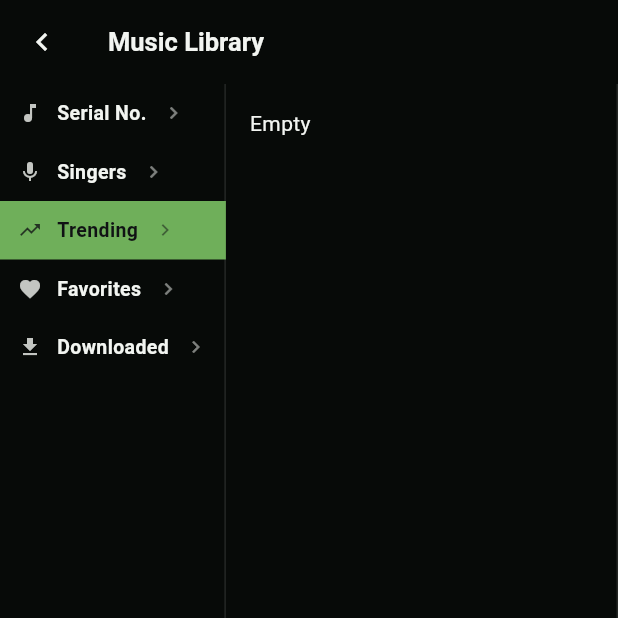
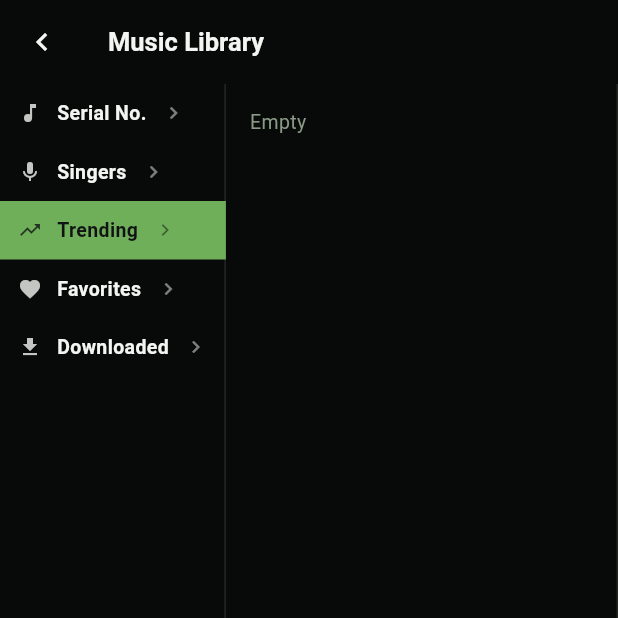
Before and after one commit to inceptionforgs/PLAYER-UI-CENTERIC, a Flutter app: the MusicLibraryScreen screen opened by its route, after a tap on "Serial No.", after a tap on "Singers", after a tap on "Trending", on a phone screen of 412 x 824 dp, the top half of it. Run offline on Flutter 3.47's test engine with Material 3 defaults, Android fonts, the phone set to English and light mode, and no system bars; our stand-ins replace cached_network_image, camera, connectivity_plus, flutter_cache_manager, flutter_dotenv, just_audio_background and 8 more; missing offline and left inert: audio_session, background_downloader, google_mlkit_face_detection, just_audio_platform_interface; accounts and stored records are empty; network calls fail.

Commit message:
Update music_library_screen.dart

```diff
--- a/lib/screens/library/music_library_screen.dart
+++ b/lib/screens/library/music_library_screen.dart
@@ -31,6 +31,19 @@ class _MusicLibraryScreenState extends State<MusicLibraryScreen> {
     (HomeNav.favorites, Icons.favorite, AppStrings.navFavorites),
     (HomeNav.downloads, Icons.download, 'Downloaded'),
   ];
+
+  @override
+  void initState() {
+    super.initState();
+    WidgetsBinding.instance.addPostFrameCallback((_) {
+      if (!mounted) return;
+      final songs = context.read<SongsProvider>();
+      if (songs.allSongs.isEmpty) songs.loadSongs();
+      final singers = context.read<SingersProvider>();
+      if (singers.allSingers.isEmpty) singers.loadSingers();
+      context.read<FavoritesProvider>().loadFavorites();
+    });
+  }
 
   @override
   Widget build(BuildContext context) {
@@ -104,22 +117,50 @@ class _MusicLibraryScreenState extends State<MusicLibraryScreen> {
   }
 }
 
-class _SongList extends StatelessWidget {
+class _SongList extends StatefulWidget {
   final int tab;
 
   const _SongList({required this.tab});
 
+  @override
+  State<_SongList> createState() => _SongListState();
+}
+
+class _SongListState extends State<_SongList> {
+  final _scroll = ScrollController();
+
+  @override
+  void initState() {
+    super.initState();
+    _scroll.addListener(_onScroll);
+  }
+
+  @override
+  void dispose() {
+    _scroll.dispose();
+    super.dispose();
+  }
+
+  void _onScroll() {
+    if (widget.tab != HomeNav.songs && widget.tab != HomeNav.trending) return;
+    if (!_scroll.hasClients) return;
+    if (_scroll.position.pixels < _scroll.position.maxScrollExtent - 200) {
+      return;
+    }
+    context.read<SongsProvider>().loadMoreSongs();
+  }
+
   List<Song> _songs(BuildContext context) {
     final all = context.watch<SongsProvider>().allSongs;
-    if (tab == HomeNav.trending) {
+    if (widget.tab == HomeNav.trending) {
       final copy = [...all];
       copy.sort((a, b) => b.playCount.compareTo(a.playCount));
       return copy;
     }
-    if (tab == HomeNav.favorites) {
+    if (widget.tab == HomeNav.favorites) {
       return context.watch<FavoritesProvider>().favoriteSongs;
     }
-    if (tab == HomeNav.downloads) {
+    if (widget.tab == HomeNav.downloads) {
       return context.watch<DownloadsProvider>().downloadedSongsList;
     }
     return all;
@@ -127,15 +168,35 @@ class _SongList extends StatelessWidget {
 
   @override
   Widget build(BuildContext context) {
+    final songsProv = context.watch<SongsProvider>();
     final songs = _songs(context);
-    final currentId = context.select<PlayerProvider, String?>((p) => p.currentSong?.id);
+    final currentId =
+        context.select<PlayerProvider, String?>((p) => p.currentSong?.id);
+    final t = context.watch<ThemeProvider>().theme;
+
+    if (songsProv.isLoading && songs.isEmpty) {
+      return const Center(child: CircularProgressIndicator());
+    }
+    if (songsProv.errorMessage != null && songs.isEmpty) {
+      return Padding(
+        padding: const EdgeInsets.all(16),
+        child: Text(
+          songsProv.errorMessage!,
+          style: TextStyle(color: t.textSecondary, fontSize: 13),
+        ),
+      );
+    }
     if (songs.isEmpty) {
-      return const Padding(
-        padding: EdgeInsets.all(16),
-        child: Text('Empty'),
+      return Padding(
+        padding: const EdgeInsets.all(16),
+        child: Text(
+          'Empty',
+          style: TextStyle(color: t.textSecondary, fontSize: 13),
+        ),
       );
     }
     return ListView.builder(
+      controller: _scroll,
       itemCount: songs.length,
       itemBuilder: (context, i) {
         final song = songs[i];
@@ -161,12 +222,29 @@ class _SingerList extends StatelessWidget {
 
   @override
   Widget build(BuildContext context) {
-    final singers = [...context.watch<SingersProvider>().allSingers]
+    final prov = context.watch<SingersProvider>();
+    final t = context.watch<ThemeProvider>().theme;
+    if (prov.isLoading && prov.allSingers.isEmpty) {
+      return const Center(child: CircularProgressIndicator());
+    }
+    if (prov.errorMessage != null && prov.allSingers.isEmpty) {
+      return Padding(
+        padding: const EdgeInsets.all(16),
+        child: Text(
+          prov.errorMessage!,
+          style: TextStyle(color: t.textSecondary, fontSize: 13),
+        ),
+      );
+    }
+    final singers = [...prov.allSingers]
       ..sort((a, b) => a.name.toLowerCase().compareTo(b.name.toLowerCase()));
     if (singers.isEmpty) {
-      return const Padding(
-        padding: EdgeInsets.all(16),
-        child: Text('Empty'),
+      return Padding(
+        padding: const EdgeInsets.all(16),
+        child: Text(
+          'Empty',
+          style: TextStyle(color: t.textSecondary, fontSize: 13),
+        ),
       );
     }
     return ListView.builder(
@@ -211,7 +289,8 @@ class _SingerSongsState extends State<_SingerSongs> {
   @override
   Widget build(BuildContext context) {
     final t = context.watch<ThemeProvider>().theme;
-    final currentId = context.select<PlayerProvider, String?>((p) => p.currentSong?.id);
+    final currentId =
+        context.select<PlayerProvider, String?>((p) => p.currentSong?.id);
     return Column(
       crossAxisAlignment: CrossAxisAlignment.stretch,
       children: [
@@ -246,14 +325,26 @@ class _SingerSongsState extends State<_SingerSongs> {
           child: FutureBuilder<List<Song>>(
             future: _future,
             builder: (context, snap) {
-              if (!snap.hasData) {
+              if (snap.connectionState != ConnectionState.done) {
                 return const Center(child: CircularProgressIndicator());
               }
-              final songs = snap.data!;
+              if (snap.hasError) {
+                return Padding(
+                  padding: const EdgeInsets.all(16),
+                  child: Text(
+                    '${snap.error}',
+                    style: TextStyle(color: t.textSecondary, fontSize: 13),
+                  ),
+                );
+              }
+              final songs = snap.data ?? const <Song>[];
               if (songs.isEmpty) {
-                return const Padding(
-                  padding: EdgeInsets.all(16),
-                  child: Text('Empty'),
+                return Padding(
+                  padding: const EdgeInsets.all(16),
+                  child: Text(
+                    'Empty',
+                    style: TextStyle(color: t.textSecondary, fontSize: 13),
+                  ),
                 );
               }
               return ListView.builder(
```
